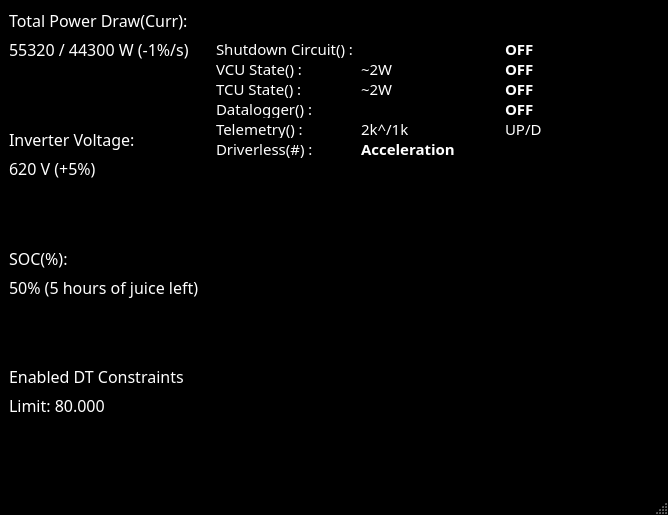
Old version of the form src/voidsterdebugwindow.ui in the repository FSLART/volante_alpha_qt.
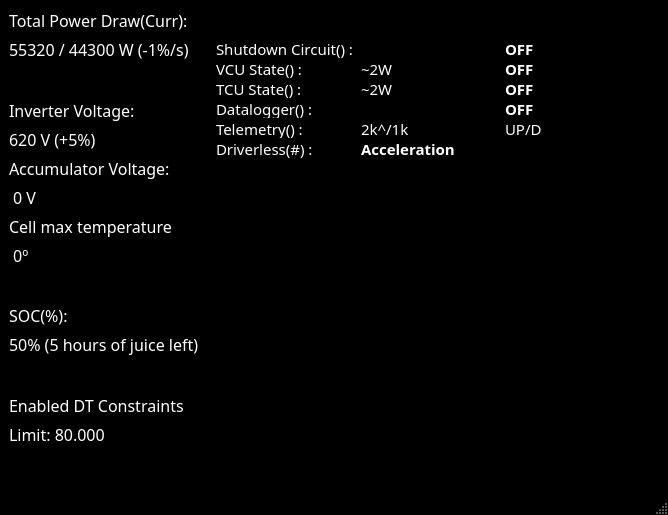
New version of the form. Custom widgets are drawn as their Qt base class.

What changed in the file:
```diff
--- a/src/voidsterdebugwindow.ui
+++ b/src/voidsterdebugwindow.ui
@@ -490,59 +490,19 @@
           <property name="sizeConstraint">
            <enum>QLayout::SetDefaultConstraint</enum>
           </property>
-          <item row="6" column="0">
-           <widget class="QLabel" name="SOC_Prefix">
-            <property name="text">
-             <string>SOC(%):</string>
-            </property>
-           </widget>
-          </item>
-          <item row="10" column="0">
-           <widget class="FLabel" name="DTConstraints_Label">
-            <property name="text">
-             <string>Limit: 80.000</string>
-            </property>
-           </widget>
-          </item>
-          <item row="9" column="0">
-           <widget class="QLabel" name="DTConstraints_Prefix">
-            <property name="text">
-             <string>Enabled DT Constraints</string>
-            </property>
-           </widget>
-          </item>
-          <item row="11" column="0">
-           <spacer name="DTConstraints_Spacer">
-            <property name="orientation">
-             <enum>Qt::Vertical</enum>
-            </property>
-            <property name="sizeHint" stdset="0">
-             <size>
-              <width>20</width>
-              <height>40</height>
-             </size>
-            </property>
-           </spacer>
-          </item>
           <item row="7" column="0">
-           <widget class="FLabel" name="SOC_Label">
+           <widget class="QLabel" name="label_2">
             <property name="text">
-             <string>50% (5 hours of juice left)</string>
+             <string>Cell max temperature</string>
             </property>
            </widget>
           </item>
-          <item row="5" column="0">
-           <spacer name="InverterVoltage_Spacer">
-            <property name="orientation">
-             <enum>Qt::Vertical</enum>
+          <item row="3" column="0">
+           <widget class="QLabel" name="InverterVoltage_Prefix">
+            <property name="text">
+             <string>Inverter Voltage:</string>
             </property>
-            <property name="sizeHint" stdset="0">
-             <size>
-              <width>20</width>
-              <height>40</height>
-             </size>
-            </property>
-           </spacer>
+           </widget>
           </item>
           <item row="4" column="0">
            <widget class="FLabel" name="InverterVoltage_Label">
@@ -551,6 +511,26 @@
             </property>
            </widget>
           </item>
+          <item row="15" column="0">
+           <spacer name="DTConstraints_Spacer">
+            <property name="orientation">
+             <enum>Qt::Vertical</enum>
+            </property>
+            <property name="sizeHint" stdset="0">
+             <size>
+              <width>20</width>
+              <height>40</height>
+             </size>
+            </property>
+           </spacer>
+          </item>
+          <item row="11" column="0">
+           <widget class="FLabel" name="SOC_Label">
+            <property name="text">
+             <string>50% (5 hours of juice left)</string>
+            </property>
+           </widget>
+          </item>
           <item row="0" column="0">
            <widget class="QLabel" name="TotalPowerDraw_Prefix">
             <property name="text">
@@ -558,6 +538,40 @@
             </property>
            </widget>
           </item>
+          <item row="10" column="0">
+           <widget class="QLabel" name="SOC_Prefix">
+            <property name="text">
+             <string>SOC(%):</string>
+            </property>
+           </widget>
+          </item>
+          <item row="13" column="0">
+           <widget class="QLabel" name="DTConstraints_Prefix">
+            <property name="text">
+             <string>Enabled DT Constraints</string>
+            </property>
+           </widget>
+          </item>
+          <item row="2" column="0">
+           <spacer name="TotalPowerDraw_Spacer">
+            <property name="orientation">
+             <enum>Qt::Vertical</enum>
+            </property>
+            <property name="sizeHint" stdset="0">
+             <size>
+              <width>20</width>
+              <height>40</height>
+             </size>
+            </property>
+           </spacer>
+          </item>
+          <item row="5" column="0">
+           <widget class="QLabel" name="label">
+            <property name="text">
+             <string>Accumulator Voltage:</string>
+            </property>
+           </widget>
+          </item>
           <item row="1" column="0">
            <widget class="FLabel" name="TotalPowerDraw_Label">
             <property name="text">
@@ -571,7 +585,7 @@
             </property>
            </widget>
           </item>
-          <item row="8" column="0">
+          <item row="12" column="0">
            <spacer name="SOC_Spacer">
             <property name="orientation">
              <enum>Qt::Vertical</enum>
@@ -584,15 +598,22 @@
             </property>
            </spacer>
           </item>
-          <item row="3" column="0">
-           <widget class="QLabel" name="InverterVoltage_Prefix">
+          <item row="14" column="0">
+           <widget class="FLabel" name="DTConstraints_Label">
             <property name="text">
-             <string>Inverter Voltage:</string>
+             <string>Limit: 80.000</string>
             </property>
            </widget>
           </item>
-          <item row="2" column="0">
-           <spacer name="TotalPowerDraw_Spacer">
+          <item row="6" column="0">
+           <widget class="QLabel" name="Accumulator_voltage">
+            <property name="text">
+             <string> 0 V</string>
+            </property>
+           </widget>
+          </item>
+          <item row="9" column="0">
+           <spacer name="InverterVoltage_Spacer">
             <property name="orientation">
              <enum>Qt::Vertical</enum>
             </property>
@@ -604,6 +625,13 @@
             </property>
            </spacer>
           </item>
+          <item row="8" column="0">
+           <widget class="QLabel" name="max_cell_temp">
+            <property name="text">
+             <string> 0º</string>
+            </property>
+           </widget>
+          </item>
          </layout>
         </item>
        </layout>
```
